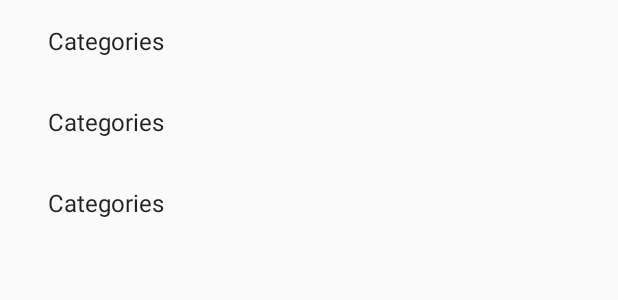
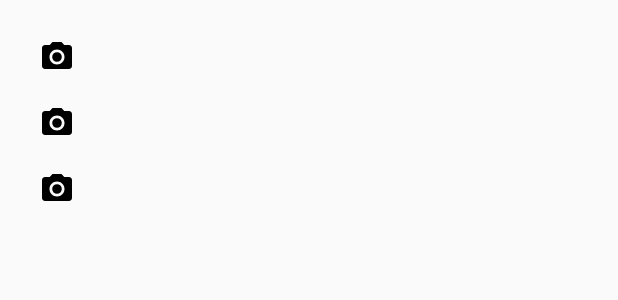
Before and after one commit to tothniki/Clothes-android, an Android app: the layout fragment_clothes_list.xml on its own in the app's theme, with its tools: preview values and no code run, on a phone screen of 412 x 824 dp. Shown: the top 300 px of the screen. Run offline under Robolectric (Android 15) with nearby library versions, the phone set to English and light mode, and no system bars.

Commit message:
Addimage view for the clothes.

```diff
--- a/app/src/main/res/layout/fragment_clothes.xml
+++ b/app/src/main/res/layout/fragment_clothes.xml
@@ -4,25 +4,22 @@
     android:layout_height="wrap_content"
     android:orientation="horizontal">
 
+
     <!--<TextView-->
-        <!--android:id="@+id/cloth_item_number"-->
+        <!--android:id="@+id/cloth_content"-->
         <!--android:layout_width="wrap_content"-->
         <!--android:layout_height="wrap_content"-->
         <!--android:layout_margin="@dimen/text_margin"-->
         <!--android:textAppearance="?attr/textAppearanceListItem"-->
         <!--android:text="@string/title_clothes"/>-->
 
-    <TextView
-        android:id="@+id/cloth_content"
+    <ImageView
+        android:id="@+id/cloth_content_iv"
         android:layout_width="wrap_content"
         android:layout_height="wrap_content"
-        android:layout_margin="@dimen/text_margin"
-        android:textAppearance="?attr/textAppearanceListItem"
-        android:text="@string/title_clothes"/>
+        android:padding="10dp"
+        android:src="@drawable/ic_camera_alt_black_24dp"
+        android:adjustViewBounds="true"
+        />
 
-    <!--<TextView-->
-        <!--android:layout_width="wrap_content"-->
-        <!--android:layout_height="wrap_content"-->
-        <!--android:text="@string/title_clothes"-->
-        <!--android:textAppearance="@style/Base.TextAppearance.AppCompat.Large"/>-->
 </LinearLayout>
--- a/app/src/main/res/layout/fragment_clothes_list.xml
+++ b/app/src/main/res/layout/fragment_clothes_list.xml
@@ -8,6 +8,8 @@
     android:layout_height="match_parent"
     android:layout_marginLeft="16dp"
     android:layout_marginRight="16dp"
+    android:layout_marginTop="16dp"
+    android:layout_marginBottom="16dp"
     app:layoutManager="LinearLayoutManager"
     tools:context=".ui.detail.ClothesFragment"
     tools:listitem="@layout/fragment_clothes" />
```
Also changed, not shown: app/src/main/java/com/example/kata/clothes/ui/detail/MyClothesRecyclerViewAdapter.java (+16 -8 lines).
